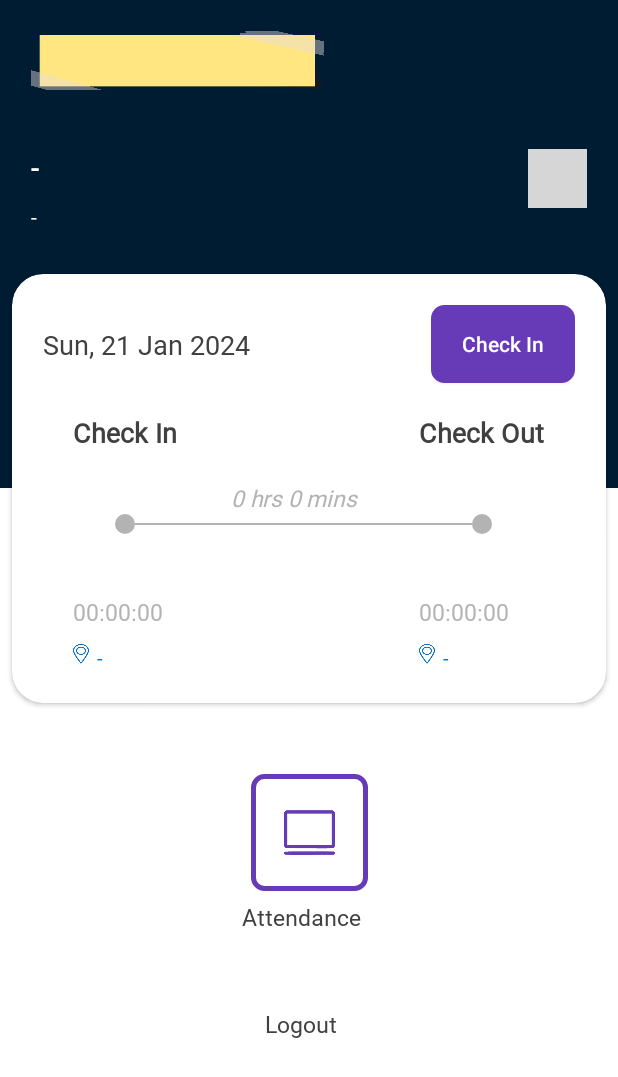
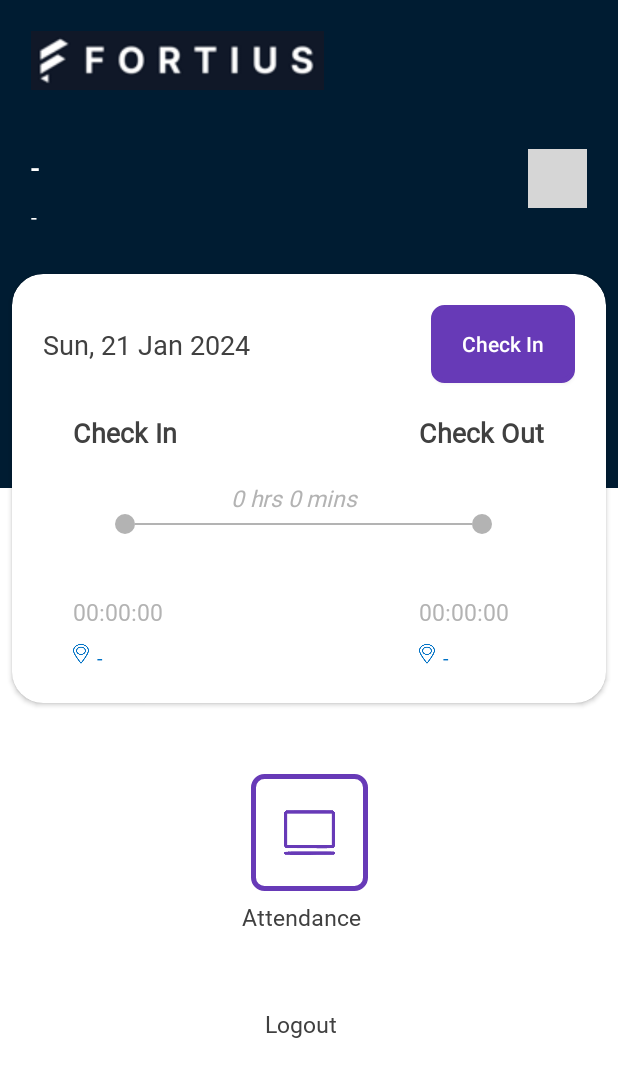
Before and after one commit to samseptiano/fortius, an Android app: the HomeActivity screen opened directly, with no data from a screen before it, on a phone screen of 412 x 824 dp. Shown: the top 1077 px of the screen. Run offline under Robolectric (Android 15) with nearby library versions, the phone set to English and light mode, and no system bars; our stand-ins replace Dagger/Hilt's generated code, Room's generated code, sdp/ssp sizes; libraries missing offline, so code that uses them is left out: com.chuckerteam.chucker, com.jakewharton.retrofit2; 10 statements that could not run were skipped; grey boxes are pictures that could not be loaded.

Commit message:
add logo

```diff
--- a/app/src/main/res/layout/header_home.xml
+++ b/app/src/main/res/layout/header_home.xml
@@ -13,7 +13,7 @@
         android:gravity="start"
         app:layout_constraintStart_toStartOf="parent"
         app:layout_constraintTop_toTopOf="parent"
-        android:src="@drawable/bg_notes_yellow"
+        android:src="@drawable/fortius_logo"
         android:scaleType="fitXY"
         android:textColor="@color/colorWhite"
         android:textSize="@dimen/_12sdp" />
```
Also changed, not shown: app/src/main/res/drawable/fortius_logo.png (added).
